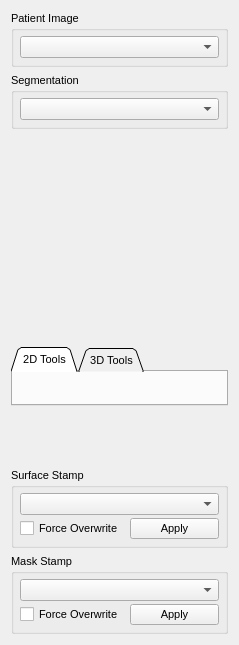
Old version of the form Plugins/org.mitk.gui.qt.multilabelsegmentation/src/internal/QmitkMultiLabelSegmentationControls.ui in the repository MITK/MITK.
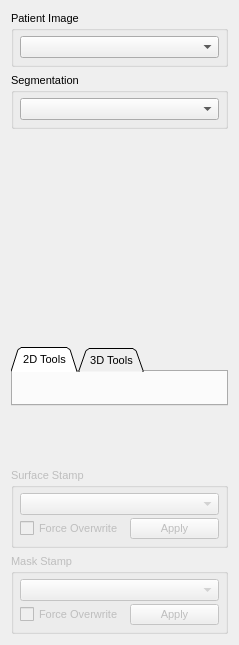
New version of the form. Custom widgets are drawn as their Qt base class.

Commit message: improved reference and working node selection handling

The edit to the form file:
```diff
--- a/Plugins/org.mitk.gui.qt.multilabelsegmentation/src/internal/QmitkMultiLabelSegmentationControls.ui
+++ b/Plugins/org.mitk.gui.qt.multilabelsegmentation/src/internal/QmitkMultiLabelSegmentationControls.ui
@@ -294,7 +294,10 @@
     </widget>
    </item>
    <item>
-    <widget class="QGroupBox" name="groupBox_2">
+    <widget class="QGroupBox" name="m_gbSurfaceStamp">
+     <property name="enabled">
+      <bool>false</bool>
+     </property>
      <property name="title">
       <string>Surface Stamp</string>
      </property>
@@ -337,7 +340,10 @@
     </widget>
    </item>
    <item>
-    <widget class="QGroupBox" name="groupBox_3">
+    <widget class="QGroupBox" name="m_gbMaskStamp">
+     <property name="enabled">
+      <bool>false</bool>
+     </property>
      <property name="title">
       <string>Mask Stamp</string>
      </property>
```
The commit also changes 2 other files.
